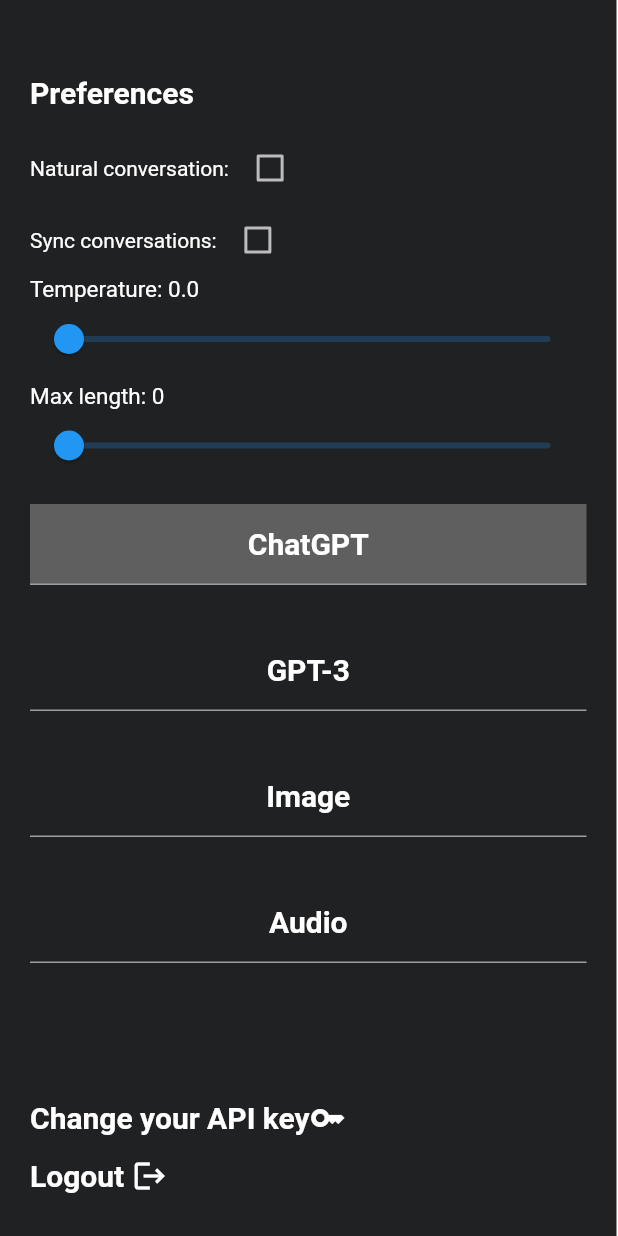
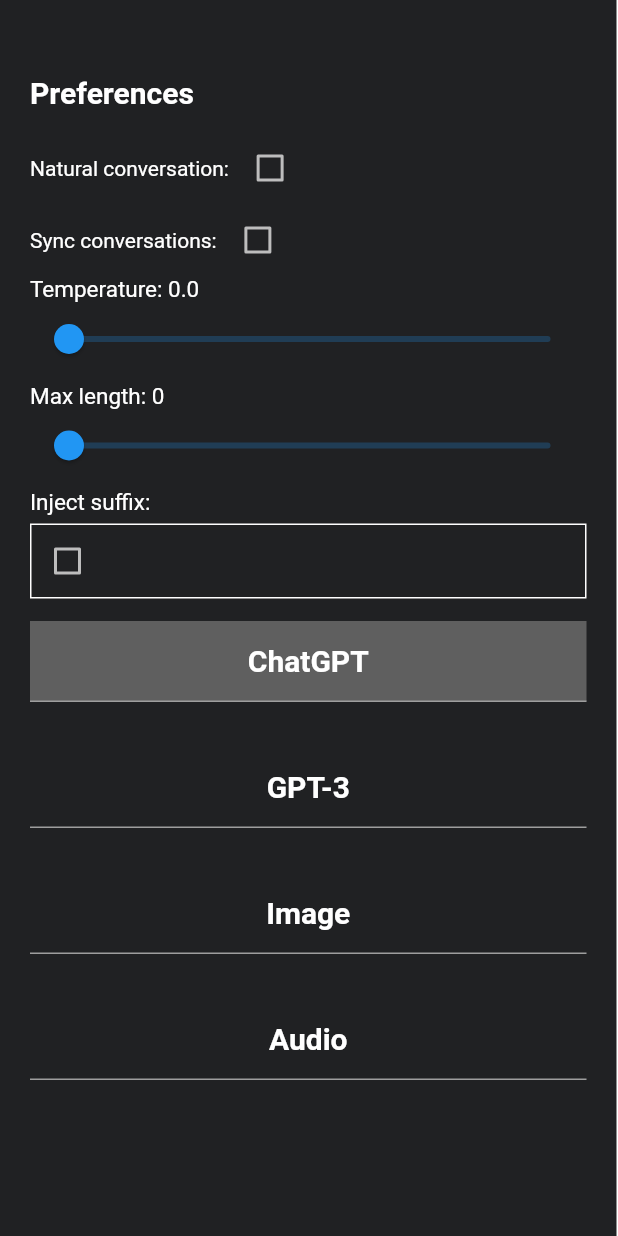
Before and after one commit to dhairyajoshi/organisedgpt, a Flutter app: the ChatSidebar widget shown alone on an empty page, opened directly with empty values, on a phone screen of 412 x 824 dp. Run offline on Flutter 3.47's test engine with Material 2 defaults, Android fonts, the phone set to English and light mode, and no system bars; our stand-ins replace equatable, flutter_bloc, flutter_markdown, fluttertoast, shared_preferences; missing offline and left inert: image_downloader_web, markdown; accounts and stored records are empty.

Commit message:
added suffix injection

```diff
--- a/lib/bloc/events/chatevents.dart
+++ b/lib/bloc/events/chatevents.dart
@@ -77,3 +77,8 @@
   BuildContext context;
   DeleteConvEvent(this.context);
 }
+
+class ToggleSuffixEvent extends AppEvent{
+  bool sfx;
+  ToggleSuffixEvent(this.sfx);
+}
--- a/lib/bloc/states/chatstates.dart
+++ b/lib/bloc/states/chatstates.dart
@@ -16,12 +16,12 @@
   final List<Message> _Messages;
   int op, tc;
   double temp, maxlength;
-  bool sc, nc;
+  bool sc, nc, sfx;
   List<ChatModel> chats;
   List<DropdownMenuItem<int>> dropitems;
   int? selectedDropdown;
   ChatLoadedState(this.dropitems, this.selectedDropdown, this.chats, this.temp,
-      this.maxlength, this.sc, this.nc, this.tc, this._Messages, this.op);
+      this.maxlength, this.sc, this.nc, this.sfx, this.tc, this._Messages, this.op);
 
   @override
   List<Object?> get props => [
@@ -31,6 +31,7 @@
         maxlength,
         sc,
         nc,
+        sfx,
         chats,
         dropitems,
         selectedDropdown
--- a/lib/screens/chatmobile.dart
+++ b/lib/screens/chatmobile.dart
@@ -1,10 +1,7 @@
 // ignore_for_file: prefer_const_constructors, prefer_const_literals_to_create_immutables, use_build_context_synchronously
 
 import 'package:flutter/material.dart';
-import 'package:flutter/services.dart';
 import 'package:flutter_bloc/flutter_bloc.dart';
-import 'package:flutter_markdown_selectionarea/flutter_markdown.dart';
-import 'package:image_downloader_web/image_downloader_web.dart';
 import 'package:organisedgpt/bloc/appbloc.dart';
 import 'package:organisedgpt/bloc/chatbloc.dart';
 import 'package:organisedgpt/widgets/maincontent/chatcontent.dart';
--- a/lib/widgets/sidebar/chatsidebar.dart
+++ b/lib/widgets/sidebar/chatsidebar.dart
@@ -100,6 +100,40 @@
                 onChanged: (val) {
                   BlocProvider.of<ChatBloc>(ctx).add(SetLenEvent(val));
                 }),
+          ),
+          SizedBox(
+            height: 5,
+          ),
+          Text(
+            'Inject suffix:',
+            style: TextStyle(fontSize: 15),
+          ),
+          SizedBox(
+            height: 5,
+          ),
+          Container(
+            decoration: BoxDecoration(
+                border: Border.all(width: 1, color: Colors.white)),
+            child: Row(
+              children: [
+                Checkbox(
+                    activeColor: Colors.grey,
+                    value: state.sfx,
+                    onChanged: (val) {
+                      BlocProvider.of<ChatBloc>(context)
+                          .add(ToggleSuffixEvent(val!));
+                    }),
+                SizedBox(
+                  width: 2,
+                ),
+                Expanded(
+                    child: TextField(
+                  onChanged: ((value) =>
+                      BlocProvider.of<ChatBloc>(context).setSuffix(value)),
+                  decoration: InputDecoration(border: InputBorder.none),
+                )),
+              ],
+            ),
           ),
           SizedBox(
             height: MediaQuery.of(context).size.height * 0.5,
--- a/pubspec.yaml
+++ b/pubspec.yaml
@@ -40,8 +40,9 @@
   url_launcher: ^6.1.10
   image_downloader_web: ^2.0.2
   shared_preferences: ^2.1.0
-  flutter_markdown_selectionarea: ^0.6.14+3
   fluttertoast: ^8.2.1
+  flutter_markdown: ^0.6.14
+  pdf: ^3.10.1
 
 dev_dependencies:
   flutter_test:
```
Also changed, not shown: lib/bloc/chatbloc.dart (+67 -34 lines), lib/services/database.dart (+7 -4 lines), lib/widgets/reused/dialogue.dart (+16 -8 lines), lib/widgets/sidebar/mobilechatsidebar.dart (+34 -0 lines), pubspec.lock, 5 other files.
